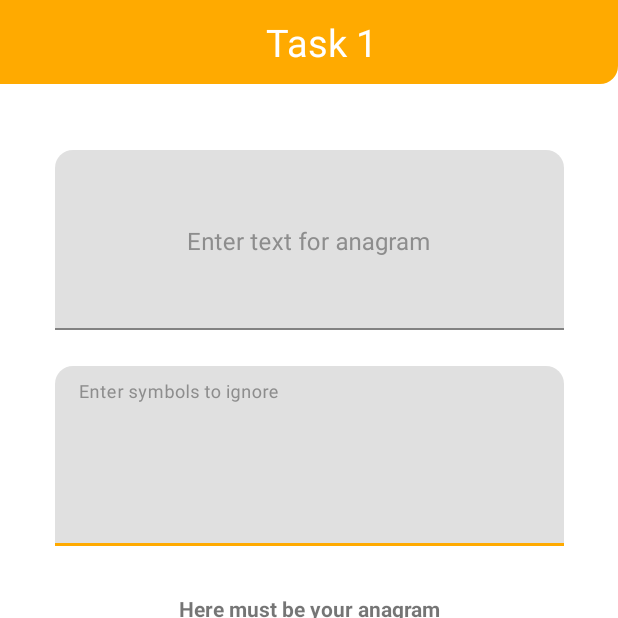
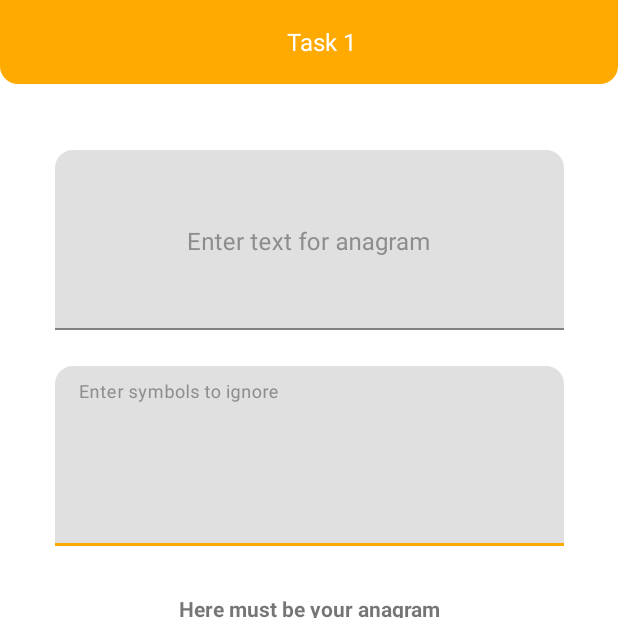
Before and after one commit to Sha-fran/Anagram, an Android app: the screen it shows after launch (MainActivity), on a phone screen of 412 x 824 dp, the top half of it. Run offline under Robolectric (Android 15) with nearby library versions, the phone set to English and light mode, and no system bars.

```diff
--- a/app/src/main/res/drawable/tool_bar_corners.xml
+++ b/app/src/main/res/drawable/tool_bar_corners.xml
@@ -1,6 +1,6 @@
 <?xml version="1.0" encoding="utf-8"?>
 <shape xmlns:android="http://schemas.android.com/apk/res/android">
     <solid android:color="@color/orange"/>
-    <corners android:bottomLeftRadius="12dp"/>
-    <corners android:bottomRightRadius="12dp"/>
+    <corners android:bottomLeftRadius="12dp"
+             android:bottomRightRadius="12dp"/>
 </shape>
--- a/app/src/main/res/layout/activity_main.xml
+++ b/app/src/main/res/layout/activity_main.xml
@@ -10,16 +10,6 @@
         android:layout_width="match_parent"
         android:layout_height="match_parent"
         tools:context=".MainActivity">
-
-<!--        <com.google.android.material.appbar.AppBarLayout-->
-<!--            android:layout_width="match_parent"-->
-<!--            android:layout_height="wrap_content"-->
-<!--            app:layout_constraintEnd_toEndOf="parent"-->
-<!--            app:layout_constraintStart_toStartOf="parent"-->
-<!--            app:layout_constraintTop_toTopOf="parent">-->
-
-        <!--        </com.google.android.material.appbar.AppBarLayout>-->
-
 
         <androidx.appcompat.widget.Toolbar
             android:id="@+id/myToolbar"
@@ -39,7 +29,7 @@
                 android:layout_height="match_parent"
                 android:gravity="center"
                 android:text="@string/task_1"
-                android:textSize="25sp"
+                android:textSize="16sp"
                 android:textColor="@color/white"
                 app:layout_constraintBottom_toBottomOf="@+id/myToolbar"
                 app:layout_constraintEnd_toEndOf="parent"
```
Also changed, not shown: app/src/main/java/com/example/task1/MainActivity.java (+15 -96 lines), app/src/main/java/com/example/task1/TextConvertToAnagram.java (added, +85 -0 lines).
